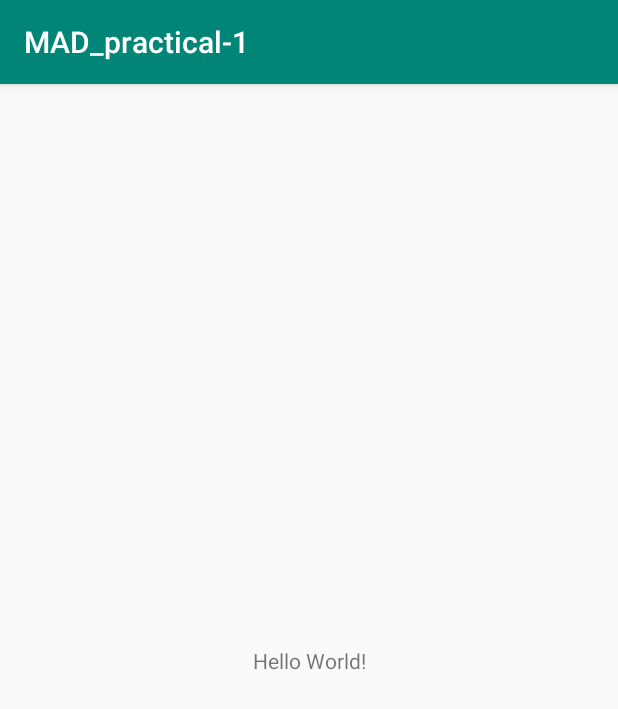
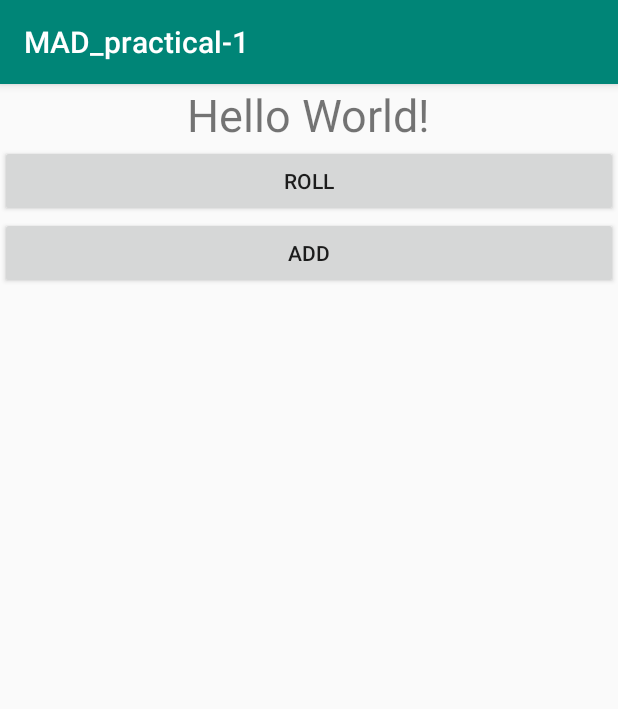
Before and after one commit to wweijiann/MAD_practical1, an Android app: the screen it shows after launch (MainActivity), on a phone screen of 412 x 824 dp. Shown: the top 709 px of the screen. Run offline under Robolectric (Android 15) with nearby library versions, the phone set to English and light mode, and no system bars.

Commit message:
First commit

```diff
--- a/app/src/main/java/com/example/mad_practical_1/MainActivity.kt
+++ b/app/src/main/java/com/example/mad_practical_1/MainActivity.kt
@@ -2,11 +2,39 @@ package com.example.mad_practical_1
 
 import androidx.appcompat.app.AppCompatActivity
 import android.os.Bundle
+import android.widget.Button
+import android.widget.TextView
+import android.widget.Toast
+import java.math.BigInteger
 
 class MainActivity : AppCompatActivity() {
 
     override fun onCreate(savedInstanceState: Bundle?) {
         super.onCreate(savedInstanceState)
         setContentView(R.layout.activity_main)
+        val rollButton: Button = findViewById(R.id.roll_button)
+
+        rollButton.setOnClickListener{rollDice()}
+        val countButton: Button = findViewById(R.id.button_add)
+
+        rollButton.setOnClickListener{add()}
+    }
+    private fun rollDice() {
+        val resultText: TextView = findViewById(R.id.result_text)
+
+        val randomInt = (1..6).random()
+        resultText.text = randomInt.toString()
+
+        Toast.makeText(this, "button clicked",
+            Toast.LENGTH_SHORT).show()
+    }
+    private fun BigInteger.add(){
+        val resultText: TextView = findViewById(R.id.result_text)
+        if(resultText.text == "Hello World!"){
+            resultText.text == "1";
+        }else {
+            var string = resultText.text;
+            string = string +1;
+        }
     }
 }
--- a/app/src/main/res/layout/activity_main.xml
+++ b/app/src/main/res/layout/activity_main.xml
@@ -1,18 +1,35 @@
 <?xml version="1.0" encoding="utf-8"?>
-<androidx.constraintlayout.widget.ConstraintLayout xmlns:android="http://schemas.android.com/apk/res/android"
+<LinearLayout
+    xmlns:android="http://schemas.android.com/apk/res/android"
     xmlns:app="http://schemas.android.com/apk/res-auto"
     xmlns:tools="http://schemas.android.com/tools"
     android:layout_width="match_parent"
     android:layout_height="match_parent"
+    android:orientation="vertical"
+    android:layout_gravity="center_vertical"
     tools:context=".MainActivity">
 
     <TextView
+        android:id="@+id/result_text"
         android:layout_width="wrap_content"
         android:layout_height="wrap_content"
-        android:text="Hello World!"
-        app:layout_constraintBottom_toBottomOf="parent"
-        app:layout_constraintLeft_toLeftOf="parent"
-        app:layout_constraintRight_toRightOf="parent"
-        app:layout_constraintTop_toTopOf="parent" />
+        android:layout_gravity="center_horizontal"
+        android:textSize="30sp"
+        android:text="Hello World!" />
 
-</androidx.constraintlayout.widget.ConstraintLayout>
+
+    <Button
+        android:id="@+id/roll_button"
+        android:layout_width="match_parent"
+        android:layout_height="wrap_content"
+        android:text="@string/roll_label"
+        tools:layout_editor_absoluteX="160dp"
+        tools:layout_editor_absoluteY="440dp" />
+
+    <Button
+        android:id="@+id/button_add"
+        android:layout_width="match_parent"
+        android:layout_height="wrap_content"
+        android:text="Add" />
+
+</LinearLayout>
--- a/app/src/main/res/values/strings.xml
+++ b/app/src/main/res/values/strings.xml
@@ -1,3 +1,4 @@
 <resources>
     <string name="app_name">MAD_practical-1</string>
+    <string name="roll_label">Roll</string>
 </resources>
```
